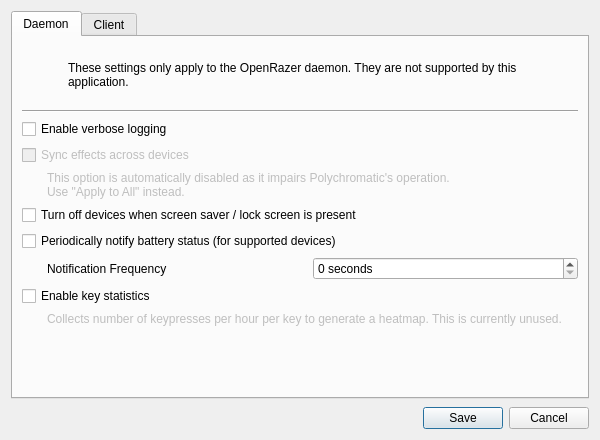
Above: data/qt/openrazer-config.ui from polychromatic/polychromatic before the change. Below: the same form after it.
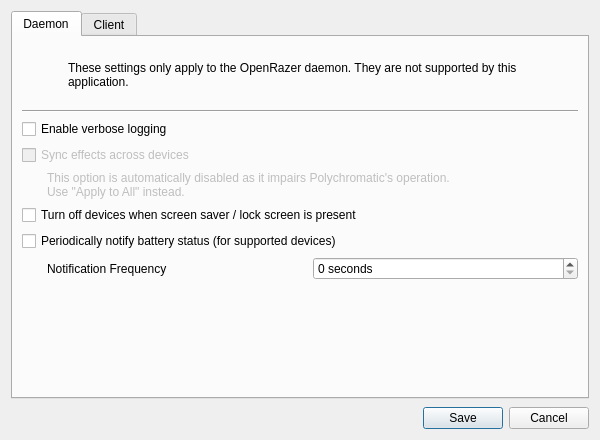
That is the form after the change. Icons and pictures are not drawn.

Commit message: openrazer-config: Drop unused "key statistics" setting

Diff of the .ui file:
```diff
--- a/data/qt/openrazer-config.ui
+++ b/data/qt/openrazer-config.ui
@@ -183,29 +183,6 @@
          </layout>
         </widget>
        </item>
-       <item>
-        <widget class="QCheckBox" name="key_statistics">
-         <property name="text">
-          <string extracomment="Checkbox for configuring OpenRazer">Enable key statistics</string>
-         </property>
-        </widget>
-       </item>
-       <item>
-        <widget class="QLabel" name="key_statistics_note">
-         <property name="enabled">
-          <bool>false</bool>
-         </property>
-         <property name="text">
-          <string extracomment="Hint text for configuring OpenRazer">Collects number of keypresses per hour per key to generate a heatmap. This is currently unused.</string>
-         </property>
-         <property name="wordWrap">
-          <bool>true</bool>
-         </property>
-         <property name="indent">
-          <number>25</number>
-         </property>
-        </widget>
-       </item>
        <item>
         <spacer name="verticalSpacer">
          <property name="orientation">
```
The commit also changes 1 other file.
